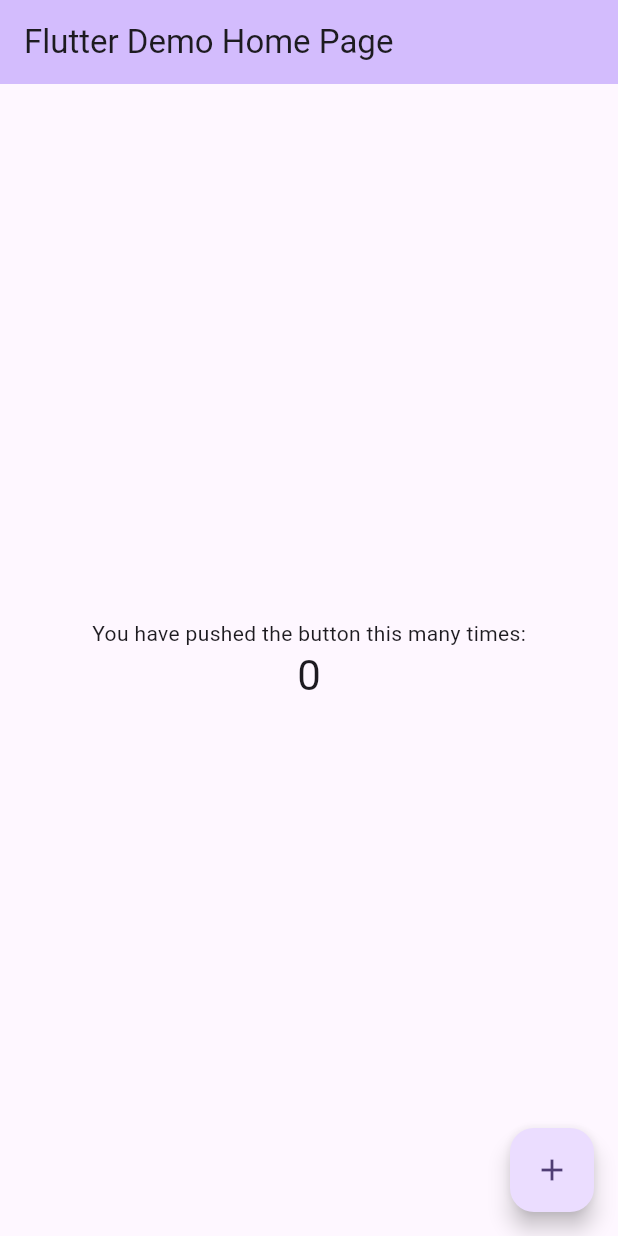
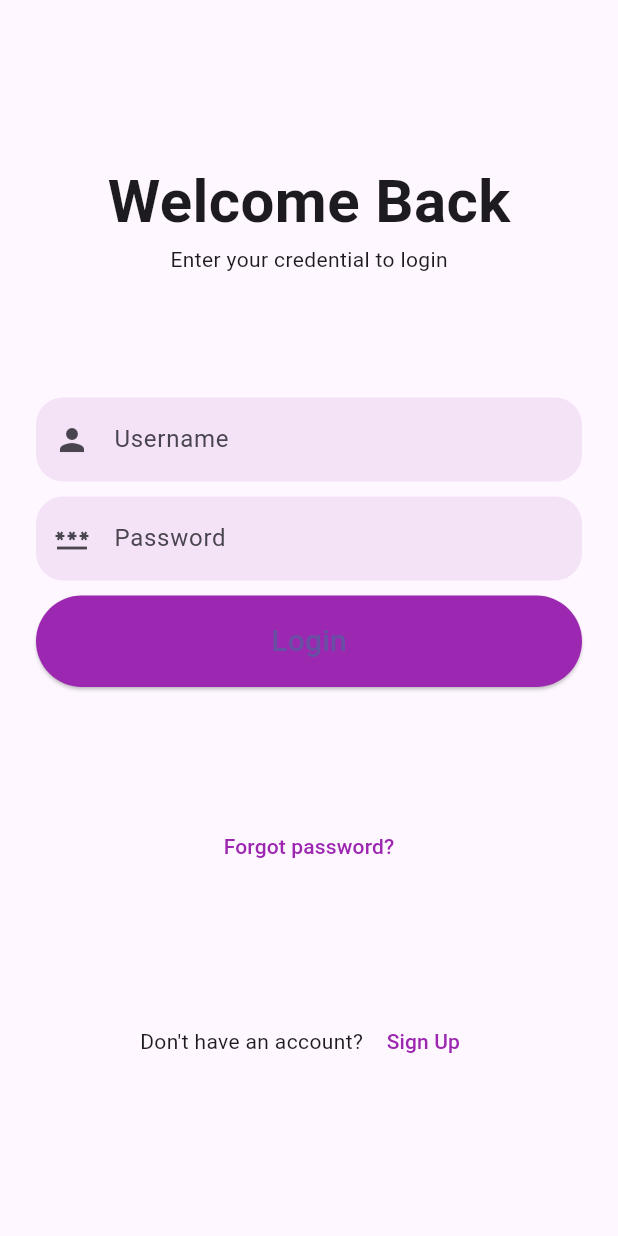
Before and after one commit to KaleabIsDoneWithJava/signup_form_flutter, a Flutter app: the screen it shows after launch, on a phone screen of 412 x 824 dp. Run offline on Flutter 3.47's test engine with Material 3 defaults, Android fonts, the phone set to English and light mode, and no system bars.

Commit message:
Implemented login & signup interfaces

```diff
--- /dev/null
+++ b/lib/login.dart
@@ -0,0 +1,118 @@
+import 'package:flutter/material.dart';
+
+/// A Flutter widget representing the login page.
+class Login extends StatelessWidget {
+  const Login({super.key});
+
+  @override
+  Widget build(BuildContext context) {
+    return MaterialApp(
+      debugShowCheckedModeBanner: false,
+      home: Scaffold(
+        body: Container(
+          margin: const EdgeInsets.all(24),
+          child: Column(
+            mainAxisAlignment: MainAxisAlignment.spaceEvenly,
+            children: [
+              _header(context),
+              _inputField(context),
+              _forgotPassword(context),
+              _signup(context),
+            ],
+          ),
+        ),
+      ),
+    );
+  }
+
+  /// Widget for displaying the header text.
+  Widget _header(context) {
+    return const Column(
+      children: [
+        Text(
+          "Welcome Back",
+          style: TextStyle(fontSize: 40, fontWeight: FontWeight.bold),
+        ),
+        Text("Enter your credential to login"),
+      ],
+    );
+  }
+
+  /// Widget for displaying the input fields (username and password).
+  Widget _inputField(context) {
+    return Column(
+      crossAxisAlignment: CrossAxisAlignment.stretch,
+      children: [
+        TextField(
+          decoration: InputDecoration(
+              hintText: "Username",
+              border: OutlineInputBorder(
+                  borderRadius: BorderRadius.circular(18),
+                  borderSide: BorderSide.none),
+              fillColor: Colors.purple.withOpacity(0.1),
+              filled: true,
+              prefixIcon: const Icon(Icons.person)),
+        ),
+        const SizedBox(height: 10),
+        TextField(
+          decoration: InputDecoration(
+            hintText: "Password",
+            border: OutlineInputBorder(
+                borderRadius: BorderRadius.circular(18),
+                borderSide: BorderSide.none),
+            fillColor: Colors.purple.withOpacity(0.1),
+            filled: true,
+            prefixIcon: const Icon(Icons.password),
+          ),
+          obscureText: true,
+        ),
+        const SizedBox(height: 10),
+        ElevatedButton(
+          onPressed: () {
+            // TODO: Implement login functionality
+          },
+          style: ElevatedButton.styleFrom(
+            shape: const StadiumBorder(),
+            padding: const EdgeInsets.symmetric(vertical: 16),
+            backgroundColor: Colors.purple,
+          ),
+          child: const Text(
+            "Login",
+            style: TextStyle(fontSize: 20),
+          ),
+        )
+      ],
+    );
+  }
+
+  /// Widget for displaying the "Forgot password?" link.
+  Widget _forgotPassword(context) {
+    return TextButton(
+      onPressed: () {
+        // TODO: Implement forgot password functionality
+      },
+      child: const Text(
+        "Forgot password?",
+        style: TextStyle(color: Colors.purple),
+      ),
+    );
+  }
+
+  /// Widget for displaying the "Sign Up" link.
+  Widget _signup(context) {
+    return Row(
+      mainAxisAlignment: MainAxisAlignment.center,
+      children: [
+        const Text("Don't have an account? "),
+        TextButton(
+            onPressed: () {
+              // TODO: Implement sign up functionality
+            },
+            child: const Text(
+              "Sign Up",
+              style: TextStyle(color: Colors.purple),
+            ))
+      ],
+    );
+  }
+}
--- a/lib/main.dart
+++ b/lib/main.dart
@@ -1,125 +1,6 @@
 import 'package:flutter/material.dart';
+import 'package:signup_form_flutter/login.dart';
 
 void main() {
-  runApp(const MyApp());
+  runApp(const Login());
 }
-
-class MyApp extends StatelessWidget {
-  const MyApp({super.key});
-
-  // This widget is the root of your application.
-  @override
-  Widget build(BuildContext context) {
-    return MaterialApp(
-      title: 'Flutter Demo',
-      theme: ThemeData(
-        // This is the theme of your application.
-        //
-        // TRY THIS: Try running your application with "flutter run". You'll see
-        // the application has a blue toolbar. Then, without quitting the app,
-        // try changing the seedColor in the colorScheme below to Colors.green
-        // and then invoke "hot reload" (save your changes or press the "hot
-        // reload" button in a Flutter-supported IDE, or press "r" if you used
-        // the command line to start the app).
-        //
-        // Notice that the counter didn't reset back to zero; the application
-        // state is not lost during the reload. To reset the state, use hot
-        // restart instead.
-        //
-        // This works for code too, not just values: Most code changes can be
-        // tested with just a hot reload.
-        colorScheme: ColorScheme.fromSeed(seedColor: Colors.deepPurple),
-        useMaterial3: true,
-      ),
-      home: const MyHomePage(title: 'Flutter Demo Home Page'),
-    );
-  }
-}
-
-class MyHomePage extends StatefulWidget {
-  const MyHomePage({super.key, required this.title});
-
-  // This widget is the home page of your application. It is stateful, meaning
-  // that it has a State object (defined below) that contains fields that affect
-  // how it looks.
-
-  // This class is the configuration for the state. It holds the values (in this
-  // case the title) provided by the parent (in this case the App widget) and
-  // used by the build method of the State. Fields in a Widget subclass are
-  // always marked "final".
-
-  final String title;
-
-  @override
-  State<MyHomePage> createState() => _MyHomePageState();
-}
-
-class _MyHomePageState extends State<MyHomePage> {
-  int _counter = 0;
-
-  void _incrementCounter() {
-    setState(() {
-      // This call to setState tells the Flutter framework that something has
-      // changed in this State, which causes it to rerun the build method below
-      // so that the display can reflect the updated values. If we changed
-      // _counter without calling setState(), then the build method would not be
-      // called again, and so nothing would appear to happen.
-      _counter++;
-    });
-  }
-
-  @override
-  Widget build(BuildContext context) {
-    // This method is rerun every time setState is called, for instance as done
-    // by the _incrementCounter method above.
-    //
-    // The Flutter framework has been optimized to make rerunning build methods
-    // fast, so that you can just rebuild anything that needs updating rather
-    // than having to individually change instances of widgets.
-    return Scaffold(
-      appBar: AppBar(
-        // TRY THIS: Try changing the color here to a specific color (to
-        // Colors.amber, perhaps?) and trigger a hot reload to see the AppBar
-        // change color while the other colors stay the same.
-        backgroundColor: Theme.of(context).colorScheme.inversePrimary,
-        // Here we take the value from the MyHomePage object that was created by
-        // the App.build method, and use it to set our appbar title.
-        title: Text(widget.title),
-      ),
-      body: Center(
-        // Center is a layout widget. It takes a single child and positions it
-        // in the middle of the parent.
-        child: Column(
-          // Column is also a layout widget. It takes a list of children and
-          // arranges them vertically. By default, it sizes itself to fit its
-          // children horizontally, and tries to be as tall as its parent.
-          //
-          // Column has various properties to control how it sizes itself and
-          // how it positions its children. Here we use mainAxisAlignment to
-          // center the children vertically; the main axis here is the vertical
-          // axis because Columns are vertical (the cross axis would be
-          // horizontal).
-          //
-          // TRY THIS: Invoke "debug painting" (choose the "Toggle Debug Paint"
-          // action in the IDE, or press "p" in the console), to see the
-          // wireframe for each widget.
-          mainAxisAlignment: MainAxisAlignment.center,
-          children: <Widget>[
-            const Text(
-              'You have pushed the button this many times:',
-            ),
-            Text(
-              '$_counter',
-              style: Theme.of(context).textTheme.headlineMedium,
-            ),
-          ],
-        ),
-      ),
-      floatingActionButton: FloatingActionButton(
-        onPressed: _incrementCounter,
-        tooltip: 'Increment',
-        child: const Icon(Icons.add),
-      ), // This trailing comma makes auto-formatting nicer for build methods.
-    );
-  }
-}
```
Also changed, not shown: lib/signup.dart (added, +182 -0 lines).
